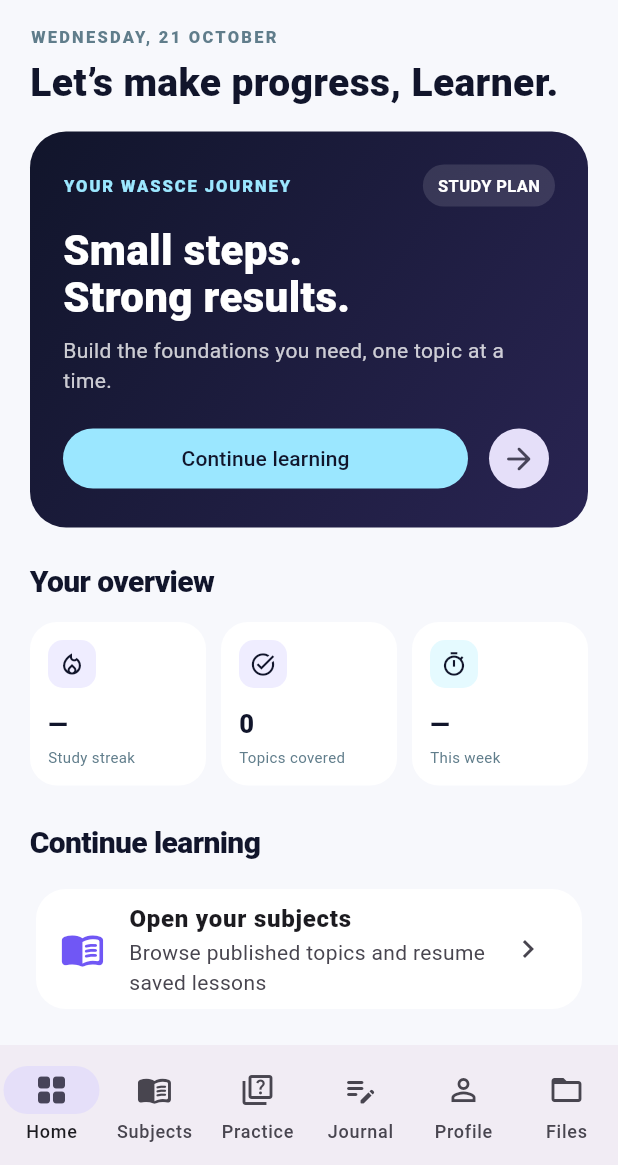
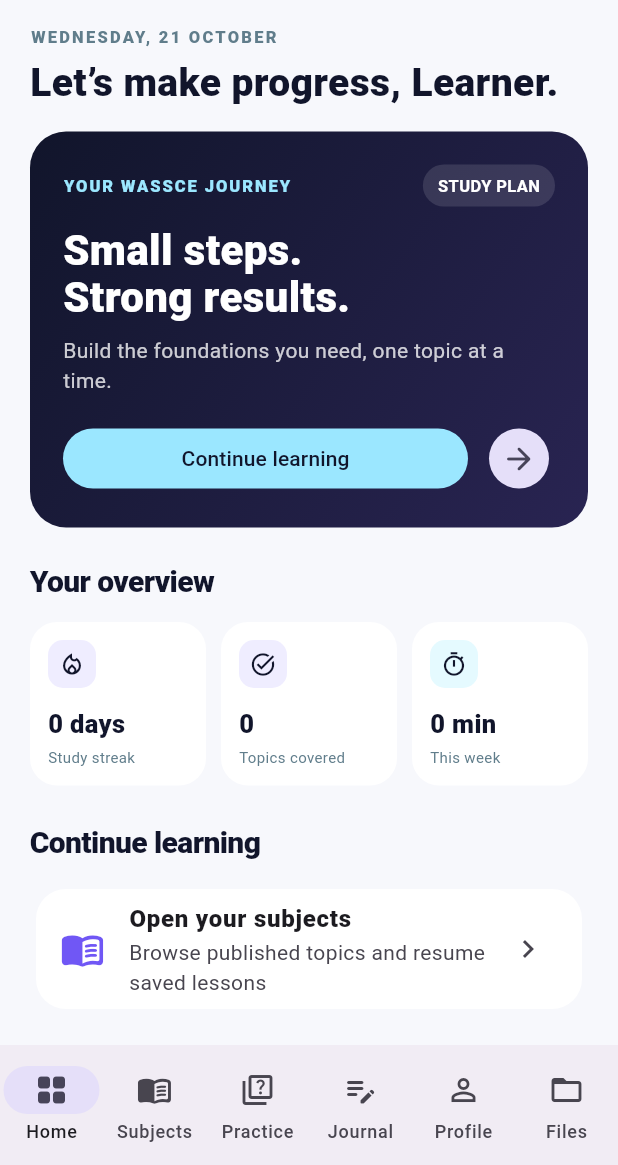
Before and after one commit to boatek-labs/getlearny, a Flutter app: the screen it shows after launch, on a phone screen of 412 x 824 dp, the part 71-1236 px from its top. Run offline on Flutter 3.47's test engine with Material 3 defaults, Android fonts, the phone set to English and light mode, and no system bars; our stand-ins replace file_picker, flutter_local_notifications, flutter_markdown, flutter_timezone, shared_preferences, timezone; accounts and stored records are empty; network calls fail.

Commit message:
Show real study streak and weekly minutes on Android dashboard

```diff
--- a/app/lib/main.dart
+++ b/app/lib/main.dart
@@ -111,14 +111,14 @@ class _ShellState extends State<Shell> {
 
 class DashboardPage extends StatefulWidget { final String name; const DashboardPage({super.key,this.name='Learner'}); @override State<DashboardPage> createState()=>_DashboardPageState(); }
 class _DashboardPageState extends State<DashboardPage> {
-  int done=0; bool loading=false; Map<String,dynamic>? remote;
+  int done=0,streak=0,weekMinutes=0; bool loading=false; Map<String,dynamic>? remote;
   @override void initState(){super.initState(); _load();}
-  Future<void> _load() async { if(apiBase.isEmpty)return; setState(()=>loading=true); try {final r=await ApiClient.request('/dashboard'); if(mounted)setState(()=>remote=r);} catch (_) {} finally {if(mounted)setState(()=>loading=false);} }
+  Future<void> _load() async { if(apiBase.isEmpty)return; setState(()=>loading=true); try {final r=await ApiClient.request('/dashboard');final logsResponse=ApiClient.token==null?{'logs':<dynamic> []}:await ApiClient.request('/learning-logs');final logs=(logsResponse['logs'] as List? ?? []).map((e)=>Map<String,dynamic>.from(e as Map)).toList();final now=DateTime.now();final today=DateTime(now.year,now.month,now.day);final monday=today.subtract(Duration(days:today.weekday-1));final days=logs.map((e)=>DateTime.tryParse((e['created_at']??'').toString())?.toLocal()).whereType<DateTime>().map((d)=>DateTime(d.year,d.month,d.day)).toSet();var cursor=today;if(!days.contains(cursor))cursor=cursor.subtract(const Duration(days:1));var streakCount=0;while(days.contains(cursor)&&streakCount<365){streakCount++;cursor=cursor.subtract(const Duration(days:1));}final weekly=logs.where((e){final d=DateTime.tryParse((e['created_at']??'').toString())?.toLocal();return d!=null&&!d.isBefore(monday);}).fold<int>(0,(sum,e)=>sum+((e['minutes_spent'] as num?)?.toInt()??0));if(mounted)setState((){remote=r;streak=streakCount;weekMinutes=weekly;});} catch (_) {} finally {if(mounted)setState(()=>loading=false);} }
   @override Widget build(BuildContext context)=>ListView(padding:const EdgeInsets.fromLTRB(20,8,20,28),children:[
     Text(DateFormat('EEEE, d MMMM').format(DateTime.now()).toUpperCase(),style:TextStyle(fontSize:11,letterSpacing:1.5,fontWeight:FontWeight.w800,color:Colors.blueGrey.shade500)),const SizedBox(height:8),
     Text('Let’s make progress, ${widget.name.split(' ').first}.',style:const TextStyle(fontSize:26,fontWeight:FontWeight.w900,color:ink,height:1.12)),const SizedBox(height:18),
     Container(padding:const EdgeInsets.all(22),decoration:BoxDecoration(gradient:const LinearGradient(colors:[ink,Color(0xFF292452)],begin:Alignment.topLeft,end:Alignment.bottomRight),borderRadius:BorderRadius.circular(24)),child:Column(crossAxisAlignment:CrossAxisAlignment.start,children:[Row(children:[const Expanded(child:Text('YOUR WASSCE JOURNEY',style:TextStyle(color:gold,fontSize:11,letterSpacing:1.3,fontWeight:FontWeight.w800))),Container(padding:const EdgeInsets.symmetric(horizontal:10,vertical:6),decoration:BoxDecoration(color:Colors.white.withValues(alpha:.12),borderRadius:BorderRadius.circular(20)),child:const Text('STUDY PLAN',style:TextStyle(color:Colors.white,fontSize:11,fontWeight:FontWeight.w700)))]),const SizedBox(height:14),const Text('Small steps.\nStrong results.',style:TextStyle(color:Colors.white,fontSize:28,fontWeight:FontWeight.w900,height:1.1)),const SizedBox(height:10),Text('Build the foundations you need, one topic at a time.',style:TextStyle(color:Colors.white.withValues(alpha:.78))),const SizedBox(height:18),Row(children:[Expanded(child:FilledButton(onPressed:()=>Navigator.of(context).push(MaterialPageRoute(builder:(_)=>const SubjectsPage())),style:FilledButton.styleFrom(backgroundColor:gold,foregroundColor:ink),child:const Text('Continue learning'))),const SizedBox(width:10),IconButton.filledTonal(onPressed:()=>Navigator.of(context).push(MaterialPageRoute(builder:(_)=>const PracticePage())),icon:const Icon(Icons.arrow_forward_rounded))])])),
-    const SizedBox(height:22),Row(children:[const Expanded(child:SectionTitle('Your overview')),if(loading)const SizedBox(width:16,height:16,child:CircularProgressIndicator(strokeWidth:2))]),const SizedBox(height:12),Row(children:[Expanded(child:StatCard(icon:Icons.local_fire_department_outlined,label:'Study streak',value:'—',tint:Color(0xFFEFEDFF))),const SizedBox(width:10),Expanded(child:StatCard(icon:Icons.task_alt,label:'Topics covered',value:'${remote?['progress']?['completedTopics'] ?? done}',tint:Color(0xFFEFEDFF))),const SizedBox(width:10),Expanded(child:StatCard(icon:Icons.timer_outlined,label:'This week',value:remote==null?'—':'${remote?['progress']?['minutesStudied'] ?? 0} min',tint:Color(0xFFE5FAFF)))]),
+    const SizedBox(height:22),Row(children:[const Expanded(child:SectionTitle('Your overview')),if(loading)const SizedBox(width:16,height:16,child:CircularProgressIndicator(strokeWidth:2))]),const SizedBox(height:12),Row(children:[Expanded(child:StatCard(icon:Icons.local_fire_department_outlined,label:'Study streak',value:'$streak days',tint:Color(0xFFEFEDFF))),const SizedBox(width:10),Expanded(child:StatCard(icon:Icons.task_alt,label:'Topics covered',value:'${remote?['progress']?['completedTopics'] ?? done}',tint:Color(0xFFEFEDFF))),const SizedBox(width:10),Expanded(child:StatCard(icon:Icons.timer_outlined,label:'This week',value:'$weekMinutes min',tint:Color(0xFFE5FAFF)))]),
     const SizedBox(height:24),const SectionTitle('Continue learning'),const SizedBox(height:12),Card(child:ListTile(leading:const Icon(Icons.menu_book_rounded,color:blue,size:30),title:const Text('Open your subjects',style:TextStyle(fontWeight:FontWeight.w800)),subtitle:const Text('Browse published topics and resume saved lessons'),trailing:const Icon(Icons.chevron_right),onTap:()=>Navigator.of(context).push(MaterialPageRoute(builder:(_)=>const SubjectsPage())))),
     const SizedBox(height:22),const SectionTitle('Study tools'),const SizedBox(height:10),
     Card(child:ListTile(leading:const CircleAvatar(backgroundColor:Color(0xFFF0E9FF),child:Icon(Icons.auto_awesome,color:blue)),title:const Text('AI Tutor',style:TextStyle(fontWeight:FontWeight.w800)),subtitle:const Text('Ask questions with your learning history and uploaded notes as context.'),trailing:const Icon(Icons.chevron_right),onTap:()=>Navigator.of(context).push(MaterialPageRoute(builder:(_)=>const TutorChatPage())))),
```
